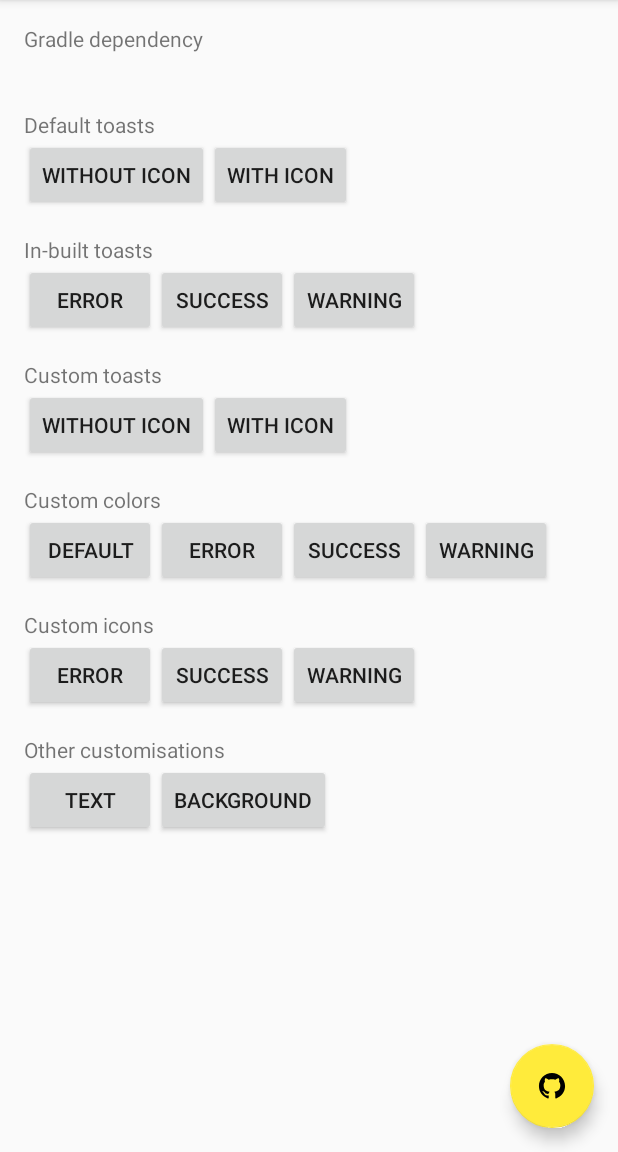
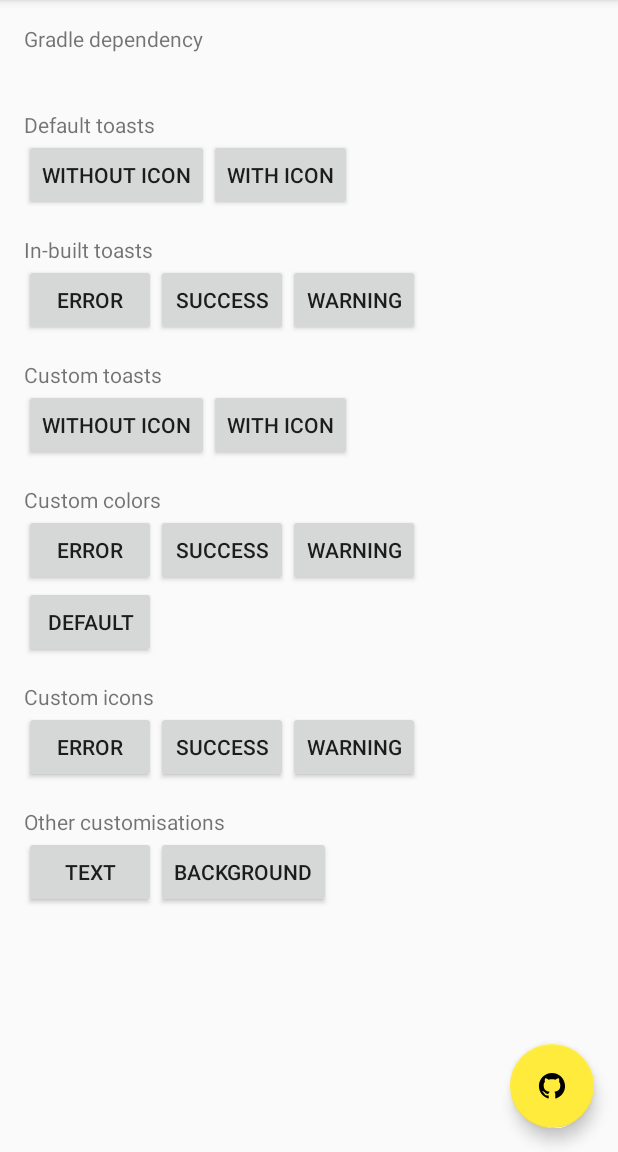
Before and after one commit to pranavpandey/dynamic-toasts, an Android app: the screen it shows after launch (DynamicToastsActivity), on a phone screen of 412 x 824 dp, the part 84-1236 px from its top. Run offline under Robolectric (Android 15) with nearby library versions, the phone set to English and light mode, and no system bars; 2 statements that could not run were skipped.

Commit message:
Use ConstraintLayout in sample

```diff
--- a/sample/build.gradle
+++ b/sample/build.gradle
@@ -30,6 +30,7 @@ dependencies {
     })
     compile "com.android.support:appcompat-v7:$androidSupport"
     compile "com.android.support:design:$androidSupport"
+    compile 'com.android.support.constraint:constraint-layout:1.0.2'
     testCompile 'junit:junit:4.12'
     compile project(':dynamic-toasts')
 }
--- a/sample/src/main/java/com/pranavpandey/android/dynamic/toasts/sample/DynamicToastsActivity.java
+++ b/sample/src/main/java/com/pranavpandey/android/dynamic/toasts/sample/DynamicToastsActivity.java
@@ -54,10 +54,10 @@ public class DynamicToastsActivity extends AppCompatActivity implements View.OnC
         findViewById(R.id.toast_warning).setOnClickListener(this);
         findViewById(R.id.toast_custom_icon).setOnClickListener(this);
         findViewById(R.id.toast_custom).setOnClickListener(this);
-        findViewById(R.id.toast_default_color).setOnClickListener(this);
         findViewById(R.id.toast_error_color).setOnClickListener(this);
         findViewById(R.id.toast_success_color).setOnClickListener(this);
         findViewById(R.id.toast_warning_color).setOnClickListener(this);
+        findViewById(R.id.toast_default_color).setOnClickListener(this);
         findViewById(R.id.toast_error_icon).setOnClickListener(this);
         findViewById(R.id.toast_success_icon).setOnClickListener(this);
         findViewById(R.id.toast_warning_icon).setOnClickListener(this);
@@ -114,21 +114,6 @@ public class DynamicToastsActivity extends AppCompatActivity implements View.OnC
                         Toast.LENGTH_LONG).show();
                 break;
 
-            // Custom default toast.
-            case R.id.toast_default_color:
-                // Customise toast.
-                DynamicToast.Config.getInstance()
-                        .setDefaultBackgroundColor(Color.parseColor("#607d8b"))
-                        .setDefaultTintColor(DynamicColorUtils.getTintColor(
-                                Color.parseColor("#607d8b")))
-                        .apply();
-
-                DynamicToast.make(this, getString(R.string.default_color_desc)).show();
-
-                // Reset customisations.
-                DynamicToast.Config.getInstance().reset();
-                break;
-
             // Custom error toast.
             case R.id.toast_error_color:
                 // Customise toast.
@@ -163,6 +148,21 @@ public class DynamicToastsActivity extends AppCompatActivity implements View.OnC
                         .apply();
 
                 DynamicToast.makeWarning(this, getString(R.string.warning_color_desc)).show();
+
+                // Reset customisations.
+                DynamicToast.Config.getInstance().reset();
+                break;
+
+            // Custom default toast.
+            case R.id.toast_default_color:
+                // Customise toast.
+                DynamicToast.Config.getInstance()
+                        .setDefaultBackgroundColor(Color.parseColor("#607d8b"))
+                        .setDefaultTintColor(DynamicColorUtils.getTintColor(
+                                Color.parseColor("#607d8b")))
+                        .apply();
+
+                DynamicToast.make(this, getString(R.string.default_color_desc)).show();
 
                 // Reset customisations.
                 DynamicToast.Config.getInstance().reset();
--- a/sample/src/main/res/layout/content_dynamic_toasts.xml
+++ b/sample/src/main/res/layout/content_dynamic_toasts.xml
@@ -30,24 +30,26 @@
             android:layout_marginTop="@dimen/activity_margin"
             android:text="@string/default_toasts" />
 
-        <LinearLayout
+        <android.support.constraint.ConstraintLayout
             android:layout_width="match_parent"
-            android:layout_height="wrap_content"
-            android:orientation="horizontal">
+            android:layout_height="wrap_content">
 
             <Button
                 android:id="@+id/toast_default"
                 android:layout_width="wrap_content"
                 android:layout_height="wrap_content"
-                android:text="@string/without_icon" />
+                android:text="@string/without_icon"
+                app:layout_constraintStart_toStartOf="parent"
+                app:layout_constraintEnd_toStartOf="@+id/toast_default_icon" />
 
             <Button
                 android:id="@+id/toast_default_icon"
                 android:layout_width="wrap_content"
                 android:layout_height="wrap_content"
-                android:text="@string/with_icon" />
+                android:text="@string/with_icon"
+                app:layout_constraintStart_toEndOf="@id/toast_default" />
 
-        </LinearLayout>
+        </android.support.constraint.ConstraintLayout>
 
         <TextView
             android:layout_width="wrap_content"
@@ -55,30 +57,34 @@
             android:layout_marginTop="@dimen/activity_margin"
             android:text="@string/inbuilt_toasts" />
 
-        <LinearLayout
+        <android.support.constraint.ConstraintLayout
             android:layout_width="match_parent"
-            android:layout_height="wrap_content"
-            android:orientation="horizontal">
+            android:layout_height="wrap_content">
 
             <Button
                 android:id="@+id/toast_error"
                 android:layout_width="wrap_content"
                 android:layout_height="wrap_content"
-                android:text="@string/error" />
+                android:text="@string/error"
+                app:layout_constraintStart_toStartOf="parent"
+                app:layout_constraintEnd_toStartOf="@+id/toast_success" />
 
             <Button
                 android:id="@+id/toast_success"
                 android:layout_width="wrap_content"
                 android:layout_height="wrap_content"
-                android:text="@string/success" />
+                android:text="@string/success"
+                app:layout_constraintStart_toEndOf="@id/toast_error"
+                app:layout_constraintEnd_toStartOf="@+id/toast_warning" />
 
             <Button
                 android:id="@+id/toast_warning"
                 android:layout_width="wrap_content"
                 android:layout_height="wrap_content"
-                android:text="@string/warning" />
+                android:text="@string/warning"
+                app:layout_constraintStart_toEndOf="@id/toast_success" />
 
-        </LinearLayout>
+        </android.support.constraint.ConstraintLayout>
 
         <TextView
             android:layout_width="wrap_content"
@@ -86,24 +92,26 @@
             android:layout_marginTop="@dimen/activity_margin"
             android:text="@string/custom_toasts" />
 
-        <LinearLayout
+        <android.support.constraint.ConstraintLayout
             android:layout_width="match_parent"
-            android:layout_height="wrap_content"
-            android:orientation="horizontal">
+            android:layout_height="wrap_content">
 
             <Button
                 android:id="@+id/toast_custom"
                 android:layout_width="wrap_content"
                 android:layout_height="wrap_content"
-                android:text="@string/without_icon" />
+                android:text="@string/without_icon"
+                app:layout_constraintStart_toStartOf="parent"
+                app:layout_constraintEnd_toStartOf="@+id/toast_custom_icon" />
 
             <Button
                 android:id="@+id/toast_custom_icon"
                 android:layout_width="wrap_content"
                 android:layout_height="wrap_content"
-                android:text="@string/with_icon" />
+                android:text="@string/with_icon"
+                app:layout_constraintStart_toEndOf="@id/toast_custom" />
 
-        </LinearLayout>
+        </android.support.constraint.ConstraintLayout>
 
         <TextView
             android:layout_width="wrap_content"
@@ -111,36 +119,42 @@
             android:layout_marginTop="@dimen/activity_margin"
             android:text="@string/custom_colors" />
 
-        <LinearLayout
+        <android.support.constraint.ConstraintLayout
             android:layout_width="match_parent"
-            android:layout_height="wrap_content"
-            android:orientation="horizontal">
+            android:layout_height="wrap_content">
+
+            <Button
+                android:id="@+id/toast_error_color"
+                android:layout_width="wrap_content"
+                android:layout_height="wrap_content"
+                android:text="@string/error"
+                app:layout_constraintStart_toStartOf="parent"
+                app:layout_constraintEnd_toStartOf="@+id/toast_success_color" />
+
+            <Button
+                android:id="@+id/toast_success_color"
+                android:layout_width="wrap_content"
+                android:layout_height="wrap_content"
+                android:text="@string/success"
+                app:layout_constraintStart_toEndOf="@id/toast_error_color"
+                app:layout_constraintEnd_toStartOf="@+id/toast_warning_color" />
+
+            <Button
+                android:id="@+id/toast_warning_color"
+                android:layout_width="wrap_content"
+                android:layout_height="wrap_content"
+                android:text="@string/warning"
+                app:layout_constraintStart_toEndOf="@id/toast_success_color" />
 
             <Button
                 android:id="@+id/toast_default_color"
                 android:layout_width="wrap_content"
                 android:layout_height="wrap_content"
-                android:text="@string/default_custom" />
+                android:text="@string/default_custom"
+                app:layout_constraintTop_toBottomOf="@id/toast_error_color"
+                app:layout_constraintStart_toStartOf="parent"  />
 
-            <Button
-                android:id="@+id/toast_error_color"
-                android:layout_width="wrap_content"
-                android:layout_height="wrap_content"
-                android:text="@string/error" />
-
-            <Button
-                android:id="@+id/toast_success_color"
-                android:layout_width="wrap_content"
-                android:layout_height="wrap_content"
-                android:text="@string/success" />
-
-            <Button
-                android:id="@+id/toast_warning_color"
-                android:layout_width="wrap_content"
-                android:layout_height="wrap_content"
-                android:text="@string/warning" />
-
-        </LinearLayout>
+        </android.support.constraint.ConstraintLayout>
 
         <TextView
             android:layout_width="wrap_content"
@@ -148,30 +162,34 @@
             android:layout_marginTop="@dimen/activity_margin"
             android:text="@string/custom_icons" />
 
-        <LinearLayout
+        <android.support.constraint.ConstraintLayout
             android:layout_width="match_parent"
-            android:layout_height="wrap_content"
-            android:orientation="horizontal">
+            android:layout_height="wrap_content">
 
             <Button
                 android:id="@+id/toast_error_icon"
                 android:layout_width="wrap_content"
                 android:layout_height="wrap_content"
-                android:text="@string/error" />
+                android:text="@string/error"
+                app:layout_constraintStart_toStartOf="parent"
+                app:layout_constraintEnd_toStartOf="@+id/toast_success_icon" />
 
             <Button
                 android:id="@+id/toast_success_icon"
                 android:layout_width="wrap_content"
                 android:layout_height="wrap_content"
-                android:text="@string/success" />
+                android:text="@string/success"
+                app:layout_constraintStart_toEndOf="@id/toast_error_icon"
+                app:layout_constraintEnd_toStartOf="@+id/toast_warning_icon" />
 
             <Button
                 android:id="@+id/toast_warning_icon"
                 android:layout_width="wrap_content"
                 android:layout_height="wrap_content"
-                android:text="@string/warning" />
+                android:text="@string/warning"
+                app:layout_constraintStart_toEndOf="@id/toast_success_icon" />
 
-        </LinearLayout>
+        </android.support.constraint.ConstraintLayout>
 
         <TextView
             android:layout_width="wrap_content"
@@ -179,24 +197,26 @@
             android:layout_marginTop="@dimen/activity_margin"
             android:text="@string/config" />
 
-        <LinearLayout
+        <android.support.constraint.ConstraintLayout
             android:layout_width="match_parent"
-            android:layout_height="wrap_content"
-            android:orientation="horizontal">
+            android:layout_height="wrap_content">
 
             <Button
                 android:id="@+id/toast_config_text"
                 android:layout_width="wrap_content"
                 android:layout_height="wrap_content"
-                android:text="@string/text" />
+                android:text="@string/text"
+                app:layout_constraintStart_toStartOf="parent"
+                app:layout_constraintEnd_toStartOf="@+id/toast_config_background" />
 
             <Button
                 android:id="@+id/toast_config_background"
                 android:layout_width="wrap_content"
                 android:layout_height="wrap_content"
-                android:text="@string/background" />
+                android:text="@string/background"
+                app:layout_constraintStart_toEndOf="@id/toast_config_text" />
 
-        </LinearLayout>
+        </android.support.constraint.ConstraintLayout>
 
     </LinearLayout>
 
```
